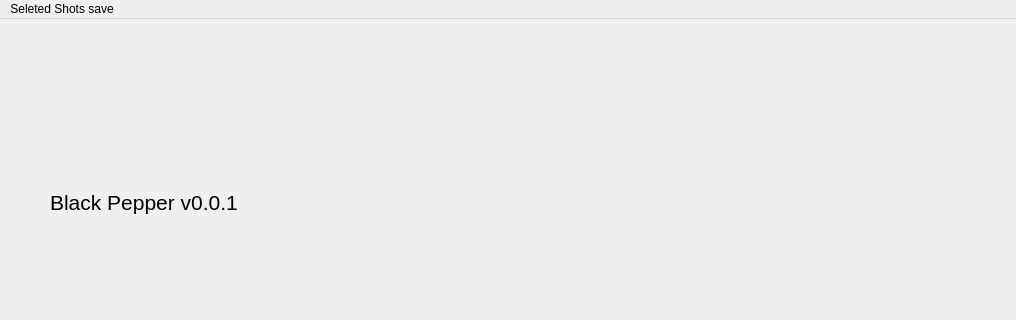
NetflixVFX-Ac/BlackPepper, file python/BlackPepper/ui/ui_sw/mvc_main_2.ui: the form before one commit; both pictures show x 0 to 1016 and y 0 to 320 of the 1016 by 600 pixel window.
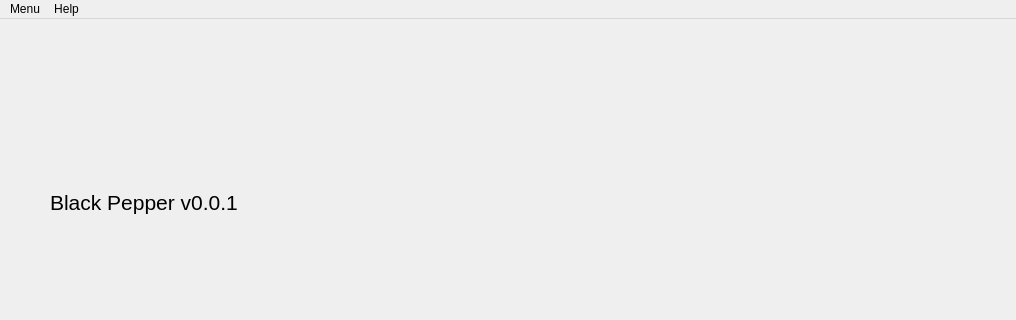
The form after the commit.

```diff
--- a/python/BlackPepper/ui/ui_sw/mvc_main_2.ui
+++ b/python/BlackPepper/ui/ui_sw/mvc_main_2.ui
@@ -324,13 +324,22 @@
      <height>22</height>
     </rect>
    </property>
-   <widget class="QMenu" name="menuSeleted_Shots_save">
+   <widget class="QMenu" name="Menu">
     <property name="title">
-     <string>Seleted Shots save</string>
+     <string>Menu</string>
     </property>
     <addaction name="separator"/>
    </widget>
-   <addaction name="menuSeleted_Shots_save"/>
+   <widget class="QMenu" name="menuHelp">
+    <property name="title">
+     <string>Help</string>
+    </property>
+    <addaction name="actionKitsu_site"/>
+    <addaction name="actionGazu_document_site"/>
+    <addaction name="actionPepper_document"/>
+   </widget>
+   <addaction name="Menu"/>
+   <addaction name="menuHelp"/>
   </widget>
   <widget class="QStatusBar" name="statusbar"/>
  </widget>
```
Left out of the diff: 89 changed lines with no effect on the pictures.
